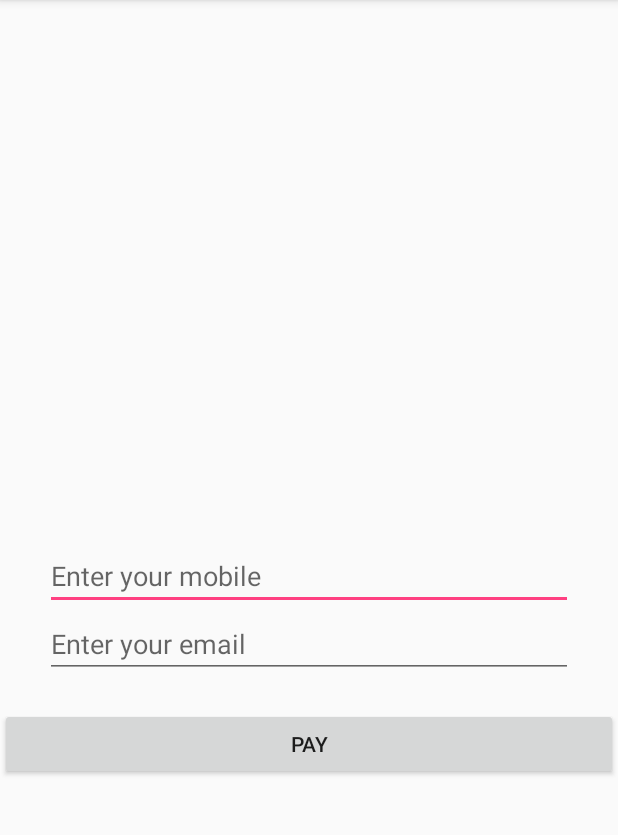
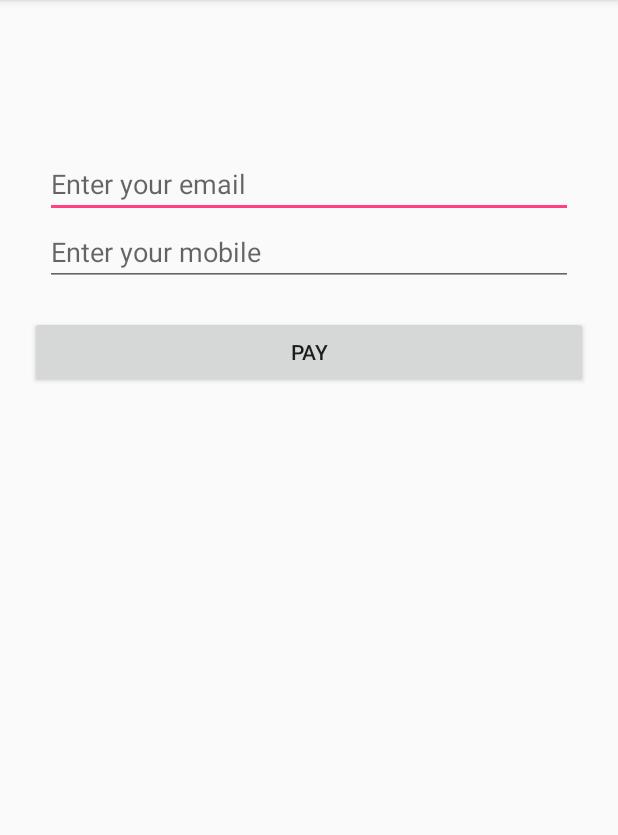
Before and after one commit to shardullavekar/LazyPay, an Android app: the screen it shows after launch (MainActivity), on a phone screen of 412 x 824 dp, the part 84-919 px from its top. Run offline under Robolectric (Android 15) with nearby library versions, the phone set to English and light mode, and no system bars.

Commit message:
Fixed the mobile/email bug

```diff
--- a/testapp/src/main/res/layout/activity_main.xml
+++ b/testapp/src/main/res/layout/activity_main.xml
@@ -1,36 +1,37 @@
 <?xml version="1.0" encoding="utf-8"?>
 <RelativeLayout
     xmlns:android="http://schemas.android.com/apk/res/android"
-    xmlns:app="http://schemas.android.com/apk/res-auto"
     xmlns:tools="http://schemas.android.com/tools" android:layout_width="match_parent"
-    android:layout_height="match_parent" tools:context="lazypay.testapp.MainActivity">
+    android:layout_height="match_parent" tools:context="lazypay.testapp.MainActivity"
+    android:scrollbars="vertical"
+    >
 
+
+    <EditText
+        android:id="@+id/email"
+        android:layout_width="match_parent"
+        android:layout_height="wrap_content"
+        android:layout_marginTop="100dp"
+        android:layout_marginLeft="30dp"
+        android:layout_marginRight="30dp"
+        android:hint="Enter your email"/>
 
     <EditText
         android:id="@+id/mobile"
         android:layout_width="match_parent"
         android:layout_height="wrap_content"
-        android:layout_centerInParent="true"
+        android:layout_below="@+id/email"
         android:layout_marginLeft="30dp"
         android:layout_marginRight="30dp"
         android:hint="Enter your mobile"/>
-
-    <EditText
-        android:id="@+id/email"
-        android:layout_width="match_parent"
-        android:layout_height="wrap_content"
-        android:layout_below="@+id/mobile"
-        android:layout_marginLeft="30dp"
-        android:layout_marginRight="30dp"
-        android:hint="Enter your email"/>
 
     <Button
         android:id="@+id/lazypay"
         android:layout_width="match_parent"
         android:layout_height="wrap_content"
-        android:layout_below="@+id/email"
+        android:layout_below="@+id/mobile"
         android:text="Pay"
-        android:layout_marginTop="20dp"/>
+        android:layout_margin="20dp"/>
 
 
 
```
